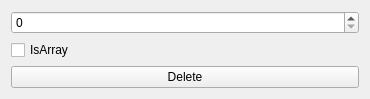
Before: the Qt Designer form VisualEditor/PropertyEditor.ui in CreativeMetalCat/VisualEditor, drawn with Qt 5.
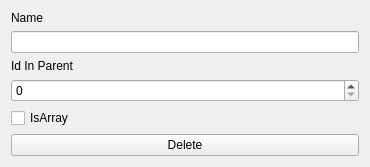
After: the same form once the commit is applied.

Commit message: changed property window

The edit to the form file:
```diff
--- a/VisualEditor/PropertyEditor.ui
+++ b/VisualEditor/PropertyEditor.ui
@@ -7,7 +7,7 @@
     <x>0</x>
     <y>0</y>
     <width>370</width>
-    <height>96</height>
+    <height>167</height>
    </rect>
   </property>
   <property name="sizePolicy">
@@ -20,23 +20,40 @@
    <string>PropertyEditor</string>
   </property>
   <layout class="QGridLayout" name="gridLayout">
-   <item row="0" column="0">
+   <item row="3" column="0">
     <widget class="QSpinBox" name="spinBox"/>
    </item>
-   <item row="2" column="0">
+   <item row="1" column="0">
+    <widget class="QLineEdit" name="lineEdit"/>
+   </item>
+   <item row="0" column="0">
+    <widget class="QLabel" name="label">
+     <property name="text">
+      <string>Name</string>
+     </property>
+    </widget>
+   </item>
+   <item row="5" column="0">
     <widget class="QPushButton" name="pushButton">
      <property name="text">
       <string>Delete</string>
      </property>
     </widget>
    </item>
-   <item row="1" column="0">
+   <item row="4" column="0">
     <widget class="QCheckBox" name="isArrayCheckBox">
      <property name="text">
       <string>IsArray</string>
      </property>
     </widget>
    </item>
+   <item row="2" column="0">
+    <widget class="QLabel" name="label_2">
+     <property name="text">
+      <string>Id In Parent</string>
+     </property>
+    </widget>
+   </item>
   </layout>
  </widget>
  <layoutdefault spacing="6" margin="11"/>
```
The commit also changes 6 other files.
